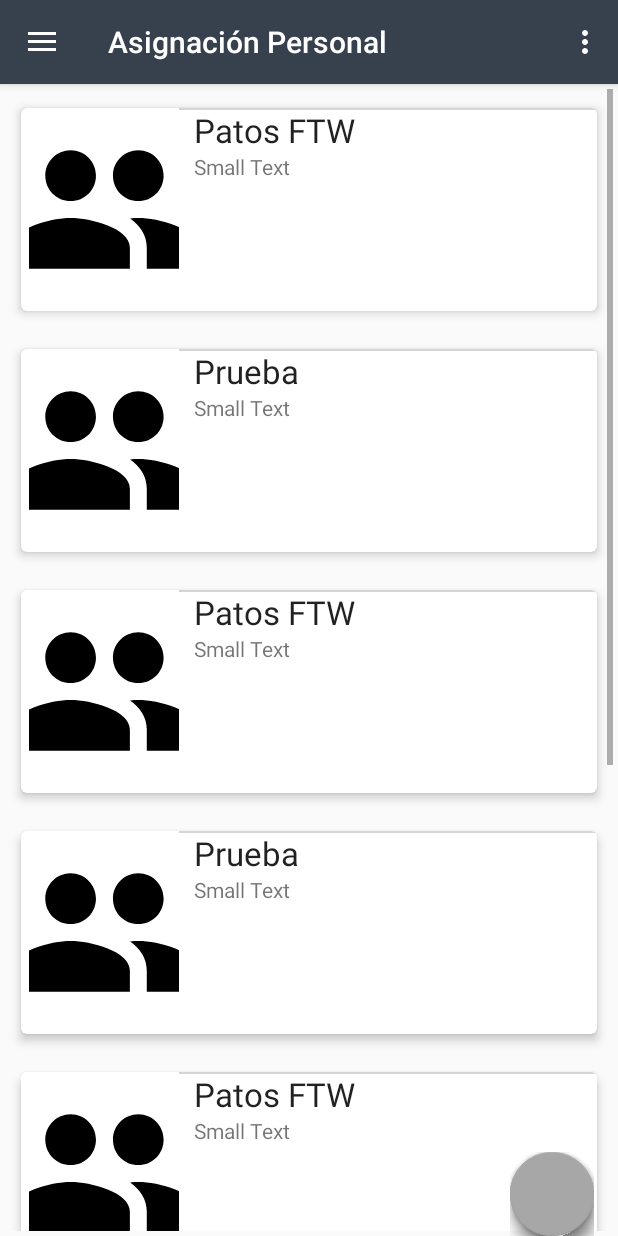
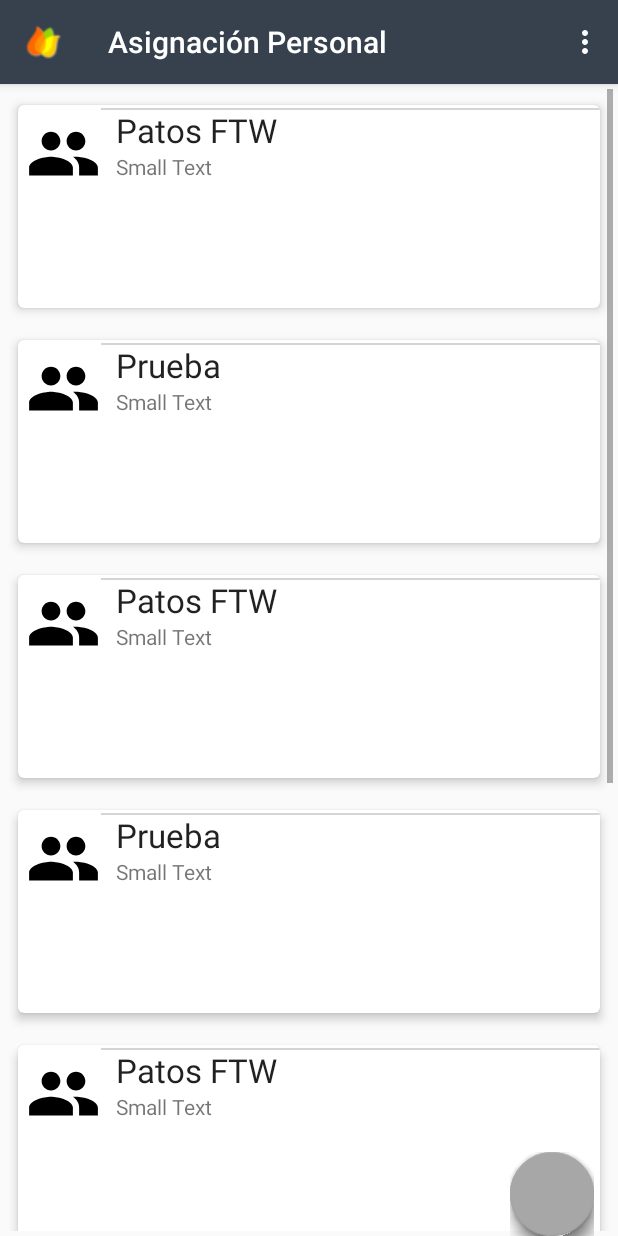
Before and after one commit to aburgosd91/PoliceSegurity, an Android app: the NavigationPolice_Activity screen opened directly, with no data from a screen before it, in the side drawer, after a tap on "Asignación Personal", on a phone screen of 412 x 824 dp. Run offline under Robolectric (Android 15) with nearby library versions, the phone set to English and light mode, and no system bars; libraries missing offline, so code that uses them is left out: com.getbase.floatingactionbutton; plain views replace FloatingActionButton, FloatingActionsMenu; 2 statements that could not run were skipped.

Commit message:
Transisiones y boton menu

```diff
--- a/app/src/main/java/com/nisira/view/Activity/Lista_Fragment.java
+++ b/app/src/main/java/com/nisira/view/Activity/Lista_Fragment.java
@@ -4,11 +4,15 @@ import android.content.Context;
 import android.net.Uri;
 import android.os.Bundle;
 import android.support.v4.app.Fragment;
+import android.support.v4.app.FragmentTransaction;
 import android.support.v7.widget.LinearLayoutManager;
 import android.support.v7.widget.RecyclerView;
+import android.transition.Slide;
+import android.transition.TransitionInflater;
 import android.view.LayoutInflater;
 import android.view.View;
 import android.view.ViewGroup;
+import com.getbase.floatingactionbutton.FloatingActionButton;
 
 import com.nisira.gcalderon.policesecurity.R;
 import com.nisira.view.Adapter.Lista_Adapter;
@@ -17,15 +21,16 @@ import java.util.ArrayList;
 import java.util.List;
 
 public class Lista_Fragment extends Fragment {
-    // TODO: Rename parameter arguments, choose names that match
-    // the fragment initialization parameters, e.g. ARG_ITEM_NUMBER
+
+    // TODO: ELEMENTOS DEL LAYOUT
     private static final String ARG_PARAM1 = "param1";
     private static final String ARG_PARAM2 = "param2";
     private RecyclerView recycler;
     private RecyclerView.Adapter adapter;
     private RecyclerView.LayoutManager lManager;
+    private FloatingActionButton fab_agregar;
 
-    // TODO: Rename and change types of parameters
+    // TODO: PARAMETROS DE ENTRADA
     private String mParam1;
     private String mParam2;
 
@@ -33,15 +38,7 @@ public class Lista_Fragment extends Fragment {
         // Required empty public constructor
     }
 
-    /**
-     * Use this factory method to create a new instance of
-     * this fragment using the provided parameters.
-     *
-     * @param param1 Parameter 1.
-     * @param param2 Parameter 2.
-     * @return A new instance of fragment Lista_Fragment.
-     */
-    // TODO: Rename and change types and number of parameters
+    // TODO: FUNCIONES Y METODOS
     public static Lista_Fragment newInstance(String param1, String param2) {
         Lista_Fragment fragment = new Lista_Fragment();
         Bundle args = new Bundle();
@@ -58,6 +55,7 @@ public class Lista_Fragment extends Fragment {
             mParam1 = getArguments().getString(ARG_PARAM1);
             mParam2 = getArguments().getString(ARG_PARAM2);
         }
+
     }
 
     @Override
@@ -65,6 +63,17 @@ public class Lista_Fragment extends Fragment {
                              Bundle savedInstanceState) {
 
         View view = inflater.inflate(R.layout.fragment_lista, container, false);
+        animacionEntrada();
+        fab_agregar = (FloatingActionButton) view.findViewById(R.id.fab_agregar);
+        fab_agregar.setOnClickListener(new View.OnClickListener() {
+            @Override
+            public void onClick(View v) {
+                final FragmentTransaction ft = getFragmentManager().beginTransaction();
+                ft.replace(R.id.main_content, new edit_OrdenServicio_Fragment(), "NewFragmentTag");
+                ft.commit();
+            }
+        });
+
         // Inflate the layout for this fragment
         recycler = (RecyclerView) view.findViewById(R.id.reciclador);
         recycler.setHasFixedSize(true);
@@ -95,4 +104,11 @@ public class Lista_Fragment extends Fragment {
         return view;
     }
 
+    // TODO: TRANSICIONES Y ANIMACIONES
+
+    public void animacionEntrada(){
+        Slide slide = (Slide) TransitionInflater.from(getContext()).inflateTransition(R.transition.activity_slide);
+        setExitTransition(slide);
+    }
+
 }
--- a/app/src/main/java/com/nisira/view/Activity/NavigationPolice_Activity.java
+++ b/app/src/main/java/com/nisira/view/Activity/NavigationPolice_Activity.java
@@ -1,11 +1,13 @@
 package com.nisira.view.Activity;
 
+import android.graphics.drawable.Drawable;
 import android.os.Bundle;
 import android.support.design.widget.FloatingActionButton;
 import android.support.design.widget.NavigationView;
 import android.support.design.widget.Snackbar;
 import android.support.v4.app.Fragment;
 import android.support.v4.app.FragmentManager;
+import android.support.v4.content.res.ResourcesCompat;
 import android.support.v4.view.GravityCompat;
 import android.support.v4.widget.DrawerLayout;
 import android.support.v7.app.ActionBarDrawerToggle;
@@ -31,9 +33,21 @@ public class NavigationPolice_Activity extends AppCompatActivity
         DrawerLayout drawer = (DrawerLayout) findViewById(R.id.drawer_layout);
         ActionBarDrawerToggle toggle = new ActionBarDrawerToggle(
                 this, drawer, toolbar, R.string.navigation_drawer_open, R.string.navigation_drawer_close);
+        Drawable drawable = ResourcesCompat.getDrawable(getResources(),   R.drawable.nisiralogoxxs, this.getTheme() );
+        toggle.setDrawerIndicatorEnabled(false);
         drawer.setDrawerListener(toggle);
+        toggle.setHomeAsUpIndicator(drawable);
         toggle.syncState();
-
+        toggle.setToolbarNavigationClickListener(new View.OnClickListener() {
+            @Override
+            public void onClick(View v) {
+                if (drawer.isDrawerVisible(GravityCompat.START)) {
+                    drawer.closeDrawer(GravityCompat.START);
+                } else {
+                    drawer.openDrawer(GravityCompat.START);
+                }
+            }
+        });
         NavigationView navigationView = (NavigationView) findViewById(R.id.nav_view);
         navigationView.setNavigationItemSelectedListener(this);
     }
--- a/app/src/main/res/layout/activity_splash_screen.xml
+++ b/app/src/main/res/layout/activity_splash_screen.xml
@@ -10,10 +10,10 @@
     android:paddingRight="@dimen/activity_horizontal_margin"
     android:paddingTop="@dimen/activity_vertical_margin"
     android:background="@color/colorPrimary"
-    tools:context="com.nisira.gcalderon.policesecurity.SplashScreen">
+    tools:context="com.nisira.view.Activity.SplashScreen_Activity">
 
     <ImageView
-        android:layout_width="wrap_content"
+        android:layout_width="300dp"
         android:layout_height="wrap_content"
         app:srcCompat="@drawable/pssblanco"
         android:paddingBottom="180dp"
@@ -49,6 +49,8 @@
         android:layout_height="wrap_content"
         android:layout_centerVertical="true"
         android:layout_centerHorizontal="true"
+        android:layout_alignParentBottom="true"
+        android:layout_marginBottom="90dp"
         android:id="@+id/pgBar" />
 
 
--- a/app/src/main/res/layout/app_bar_navigation_police.xml
+++ b/app/src/main/res/layout/app_bar_navigation_police.xml
@@ -18,7 +18,21 @@
             android:layout_width="match_parent"
             android:layout_height="?attr/actionBarSize"
             android:background="?attr/colorPrimary"
-            app:popupTheme="@style/AppTheme.PopupOverlay" />
+            app:popupTheme="@style/AppTheme.PopupOverlay">
+<!--
+            <android.support.design.widget.FloatingActionButton
+                android:layout_width="80dp"
+                android:layout_height="80dp"
+                android:layout_gravity="left"
+                android:background="@color/colorPrimary"
+                android:paddingRight="100dp"
+                android:src="@drawable/nisirasmall"
+                app:backgroundTint="@color/colorPrimary"
+                app:fab_colorPressed="@color/colorAccent"
+                app:fab_colorNormal="@color/colorPrimary"
+                android:id="@+id/icon_menu" />
+-->
+        </android.support.v7.widget.Toolbar>
 
     </android.support.design.widget.AppBarLayout>
 
@@ -28,4 +42,6 @@
         android:layout_width="match_parent"
         android:layout_height="match_parent" />
 
+
+
 </android.support.design.widget.CoordinatorLayout>
--- a/app/src/main/res/layout/card_elementolista.xml
+++ b/app/src/main/res/layout/card_elementolista.xml
@@ -3,22 +3,15 @@
     xmlns:card_view="http://schemas.android.com/apk/res-auto"
     android:layout_width="match_parent"
     android:layout_height="150dp"
-    android:layout_margin="5dp"
+    android:layout_margin="3dp"
     card_view:cardCornerRadius="4dp"
     card_view:cardElevation="4dp"
     card_view:cardUseCompatPadding="true">
 
     <RelativeLayout
         android:layout_width="wrap_content"
-        android:layout_height="wrap_content">
-
-        <ImageView
-            android:id="@+id/imagen"
-            android:layout_marginLeft="5dp"
-            android:layout_width="100dp"
-            android:layout_height="150dp"
-            android:src="@drawable/ic_menu_people"
-            android:scaleType="centerCrop" />
+        android:layout_height="wrap_content"
+        android:paddingTop="2dp">
 
         <TextView
             android:layout_width="wrap_content"
@@ -47,6 +40,16 @@
 
         </View>
 
+        <ImageView
+            android:id="@+id/imagen"
+            android:layout_marginLeft="5dp"
+            android:layout_width="50dp"
+            android:layout_height="50dp"
+            android:src="@drawable/ic_menu_people"
+            android:scaleType="centerCrop"
+            android:layout_alignParentTop="true"
+            android:layout_marginTop="5dp"
+            android:layout_alignParentStart="true" />
 
 
     </RelativeLayout>
--- a/app/src/main/res/layout/fragment_lista.xml
+++ b/app/src/main/res/layout/fragment_lista.xml
@@ -39,16 +39,17 @@
         android:layout_marginEnd="16dp">
 
         <com.getbase.floatingactionbutton.FloatingActionButton
+            android:id="@+id/fab_agregar"
             android:layout_width="wrap_content"
             android:layout_height="wrap_content"
-            fab:fab_colorNormal="@color/verde"
+            fab:fab_colorNormal="@color/colorAccent"
             fab:fab_icon="@drawable/ic_add_white"
             fab:fab_colorPressed="@color/colorPrimary"/>
 
         <com.getbase.floatingactionbutton.FloatingActionButton
             android:layout_width="wrap_content"
             android:layout_height="wrap_content"
-            fab:fab_colorNormal="@color/naranja"
+            fab:fab_colorNormal="@color/colorAccent"
             fab:fab_icon="@drawable/ic_build_white"
             fab:fab_colorPressed="@color/colorPrimary"
             fab:fab_size="mini"/>
@@ -56,7 +57,7 @@
         <com.getbase.floatingactionbutton.FloatingActionButton
             android:layout_width="wrap_content"
             android:layout_height="wrap_content"
-            fab:fab_colorNormal="@color/rojo"
+            fab:fab_colorNormal="@color/colorAccent"
             fab:fab_icon="@drawable/ic_delete_white"
             fab:fab_colorPressed="@color/colorPrimary"
             fab:fab_size="mini"/>
--- /dev/null
+++ b/app/src/main/res/transition/activity_fade.xml
@@ -0,0 +1,3 @@
+<?xml version="1.0" encoding="utf-8"?>
+<fade xmlns:android="http://schemas.android.com/apk/res/"
+    android:duration="1000"/>
--- /dev/null
+++ b/app/src/main/res/transition/activity_slide.xml
@@ -0,0 +1,5 @@
+<?xml version="1.0" encoding="utf-8"?>
+<slide xmlns:android="http://schemas.android.com/apk/res/"
+    xmlns:android1="http://schemas.android.com/apk/res/android"
+    android:duration="1300"
+    android1:transitionOrdering="sequential" />
--- a/app/src/main/res/values/colors.xml
+++ b/app/src/main/res/values/colors.xml
@@ -4,6 +4,8 @@
     <color name="colorPrimaryDark">#000000</color>
     <color name="colorAccent">#a7a7a7</color>
     <color name="white">#FFFFFF</color>
+    <color name="blue_gray">#607D8B</color>
+    <color name="gray">#9E9E9E</color>
 
     <color name="rojo">#FF3300</color>
     <color name="naranja">#FFCC00</color>
```
Also changed, not shown: app/src/main/java/com/nisira/view/Activity/SplashScreen_Activity.java (+21 -0 lines), app/src/main/java/com/nisira/view/Activity/edit_OrdenServicio_Fragment.java (added, +69 -0 lines), app/src/main/res/layout/fragment_edit__orden_servicio.xml (added, +53 -0 lines), app/src/main/res/drawable/nisiralogoxxs.png (added).
